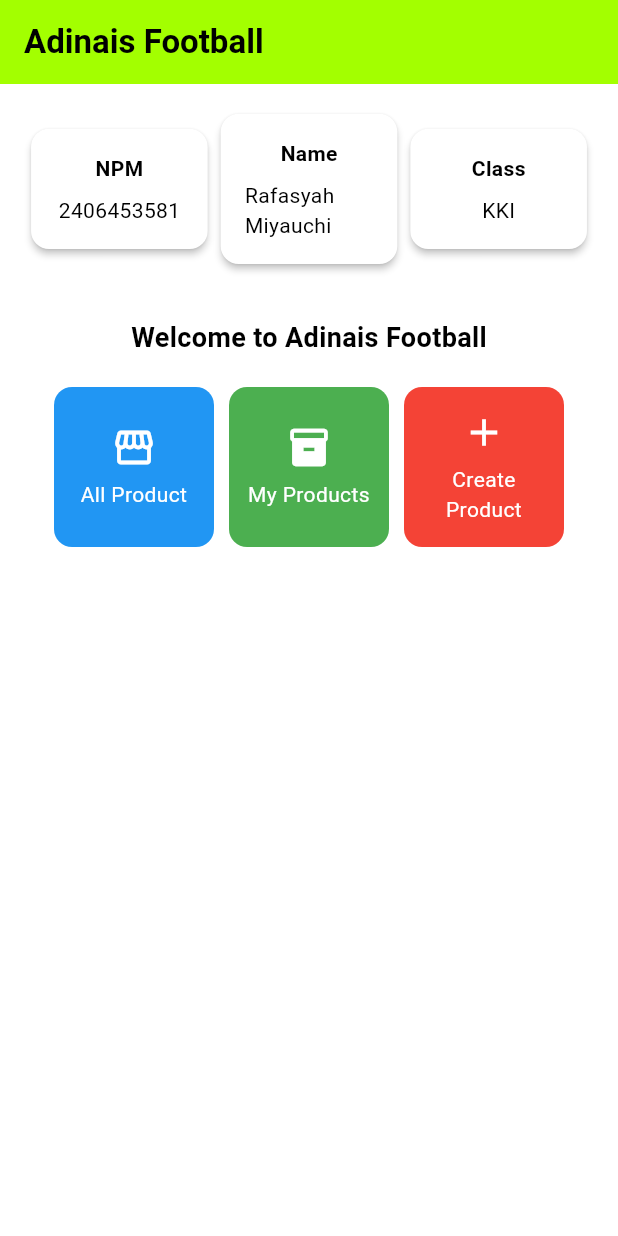
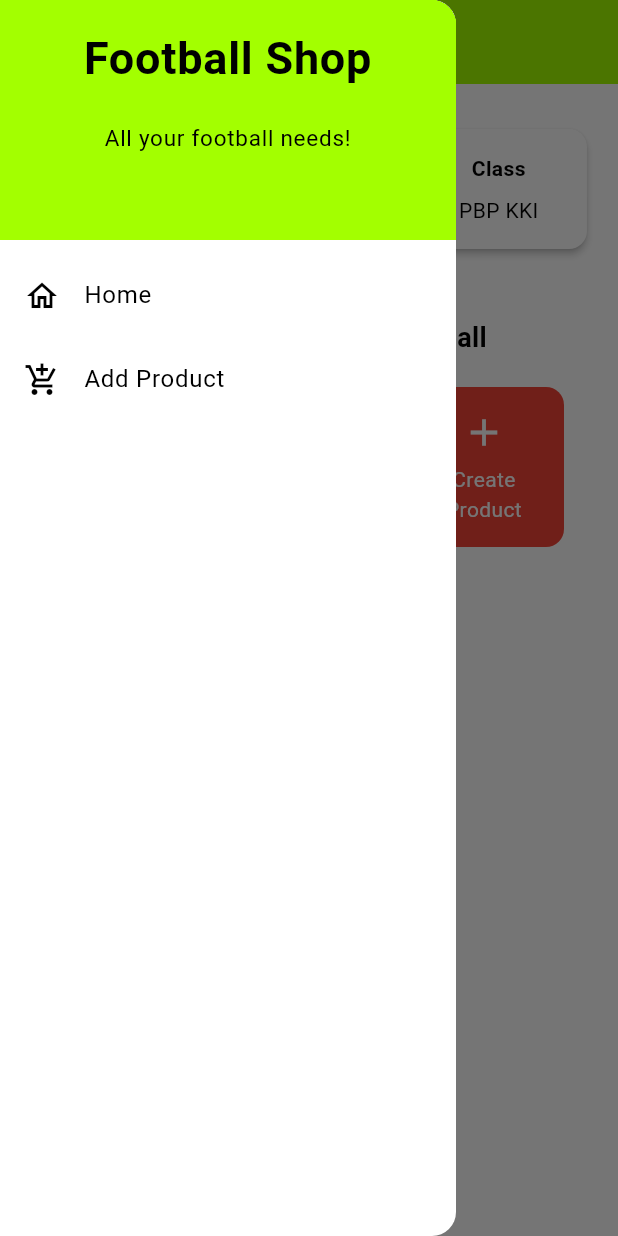
Before and after one commit to RafaMiyauchi/adinais_football_mobile, a Flutter app: the screen it shows after launch, with the side drawer open (before the commit the screen has no drawer), on a phone screen of 412 x 824 dp. Run offline on Flutter 3.47's test engine with Material 3 defaults, Android fonts, the phone set to English and light mode, and no system bars.

Commit message:
Finished with Assignment 08

```diff
--- a/lib/main.dart
+++ b/lib/main.dart
@@ -1,5 +1,5 @@
 import 'package:flutter/material.dart';
-import 'package:adinais_football/menu.dart'; // Make sure this matches your project name
+import 'package:adinais_football/screens/menu.dart';
 
 void main() {
   runApp(const MyApp());
@@ -11,7 +11,7 @@ class MyApp extends StatelessWidget {
   @override
   Widget build(BuildContext context) {
     return MaterialApp(
-      title: 'Flutter Demo',
+      title: 'Football Shop',
       theme: ThemeData(
         colorScheme: ColorScheme.fromSwatch(primarySwatch: Colors.blue)
             .copyWith(secondary: Colors.blueAccent[400]),
--- a/lib/menu.dart
+++ /dev/null
@@ -1,166 +0,0 @@
-import 'package:flutter/material.dart'; // Import statement required
-
-// This is the new class from Assignment 7, modified from the tutorial
-class ItemHomepage {
-  final String name;
-  final IconData icon;
-  final Color color; // Added for Assignment 7
-
-  ItemHomepage(this.name, this.icon, this.color); // Updated constructor
-}
-
-// This class definition is from the tutorial
-class InfoCard extends StatelessWidget {
-  final String title;
-  final String content;
-
-  const InfoCard({super.key, required this.title, required this.content});
-
-  @override
-  Widget build(BuildContext context) {
-    return Card(
-      elevation: 2.0,
-      child: Container(
-        width: MediaQuery.of(context).size.width / 3.5,
-        padding: const EdgeInsets.all(16.0),
-        child: Column(
-          children: [
-            Text(
-              title,
-              style: const TextStyle(fontWeight: FontWeight.bold),
-            ),
-            const SizedBox(height: 8.0),
-            Text(content),
-          ],
-        ),
-      ),
-    );
-  }
-}
-
-// This class definition is from the tutorial
-class ItemCard extends StatelessWidget {
-  final ItemHomepage item;
-
-  const ItemCard(this.item, {super.key}); // Constructor
-
-  @override
-  Widget build(BuildContext context) {
-    return Material(
-      // The color is now based on the item.color property from Assignment 7
-      color: item.color,
-      borderRadius: BorderRadius.circular(12),
-      child: InkWell(
-        onTap: () {
-          // The SnackBar text is updated for Assignment 7
-          ScaffoldMessenger.of(context)
-            ..hideCurrentSnackBar()
-            ..showSnackBar(SnackBar(
-                content: Text("You have pressed the ${item.name} button")));
-        },
-        child: Container(
-          padding: const EdgeInsets.all(8),
-          child: Center(
-            child: Column(
-              mainAxisAlignment: MainAxisAlignment.center,
-              children: [
-                Icon(
-                  item.icon,
-                  color: Colors.white,
-                  size: 30.0,
-                ),
-                const Padding(padding: EdgeInsets.all(3)),
-                Text(
-                  item.name,
-                  textAlign: TextAlign.center,
-                  style: const TextStyle(color: Colors.white),
-                ),
-              ],
-            ),
-          ),
-        ),
-      ),
-    );
-  }
-}
-
-// This is the main page widget from the tutorial
-class MyHomePage extends StatelessWidget {
-  MyHomePage({super.key});
-
-  // Variables for the InfoCard
-  final String nama = "Rafasyah Miyauchi";
-  final String npm = "2406453581";
-  final String kelas = "KKI";
-
-  // This is the new list of items for Assignment 7
-  final List<ItemHomepage> items = [
-    ItemHomepage("All Product", Icons.storefront, Colors.blue),
-    ItemHomepage("My Products", Icons.inventory, Colors.green),
-    ItemHomepage("Create Product", Icons.add, Colors.red),
-  ];
-
-  @override
-  Widget build(BuildContext context) {
-    return Scaffold(
-      appBar: AppBar(
-        title: const Text(
-          'Adinais Football',
-          style: TextStyle(
-            color: Colors.black,
-            fontWeight: FontWeight.bold,
-          ),
-        ),
-       backgroundColor: const Color.fromARGB(255, 163, 255, 0),
-      ),
-      body: Padding(
-        padding: const EdgeInsets.all(16.0),
-        child: Column(
-          crossAxisAlignment: CrossAxisAlignment.center,
-          children: [
-            // Row for the InfoCards
-            Row(
-              mainAxisAlignment: MainAxisAlignment.spaceEvenly,
-              children: [
-                InfoCard(title: 'NPM', content: npm),
-                InfoCard(title: 'Name', content: nama),
-                InfoCard(title: 'Class', content: kelas),
-              ],
-            ),
-            const SizedBox(height: 16.0),
-            // Center for the rest of the content
-            Center(
-              child: Column(
-                children: [
-                  const Padding(
-                    padding: EdgeInsets.only(top: 16.0),
-                    child: Text(
-                      'Welcome to Adinais Football', // Updated welcome text
-                      style: TextStyle(
-                        fontWeight: FontWeight.bold,
-                        fontSize: 18.0,
-                      ),
-                    ),
-                  ),
-                  // GridView for the ItemCards
-                  GridView.count(
-                    primary: true,
-                    padding: const EdgeInsets.all(20),
-                    crossAxisSpacing: 10,
-                    mainAxisSpacing: 10,
-                    crossAxisCount: 3,
-                    shrinkWrap: true,
-                    children: items.map((ItemHomepage item) {
-                      // Creates an ItemCard for each item in the list
-                      return ItemCard(item);
-                    }).toList(),
-                  ),
-                ],
-              ),
-            ),
-          ],
-        ),
-      ),
-    );
-  }
-}
--- /dev/null
+++ b/lib/screens/menu.dart
@@ -0,0 +1,113 @@
+import 'package:flutter/material.dart';
+import 'package:adinais_football/widgets/left_drawer.dart';
+import 'package:adinais_football/widgets/product_card.dart';
+
+class InfoCard extends StatelessWidget {
+  final String title;
+  final String content;
+
+  const InfoCard({super.key, required this.title, required this.content});
+
+  @override
+  Widget build(BuildContext context) {
+    return Card(
+      elevation: 2.0,
+      child: Container(
+        width: MediaQuery.of(context).size.width / 3.5,
+        padding: const EdgeInsets.all(16.0),
+        child: Column(
+          children: [
+            Text(
+              title,
+              style: const TextStyle(fontWeight: FontWeight.bold),
+            ),
+            const SizedBox(height: 8.0),
+            Text(content),
+          ],
+        ),
+      ),
+    );
+  }
+}
+
+class MyHomePage extends StatelessWidget {
+  MyHomePage({super.key});
+
+  final String nama = "Rafasyah Miyauchi";
+  final String npm = "2406453581";
+  final String kelas = "PBP KKI";
+
+  // The list now uses the ShopItem class
+  final List<ShopItem> items = [
+    ShopItem("All Product", Icons.storefront, Colors.blue),
+    ShopItem("My Products", Icons.inventory, Colors.green),
+    ShopItem("Create Product", Icons.add, Colors.red), // Using the + icon
+  ];
+
+  @override
+  Widget build(BuildContext context) {
+    return Scaffold(
+      appBar: AppBar(
+        title: const Text(
+          'Football Shop',
+          style: TextStyle(
+            color: Color.fromARGB(255, 0, 0, 0),
+            fontWeight: FontWeight.bold,
+          ),
+        ),
+        // Use your custom color
+        backgroundColor: const Color.fromARGB(255, 163, 255, 0),
+        foregroundColor: const Color.fromARGB(255, 0, 0, 0),
+      ),
+      // Add the new drawer
+      drawer: const LeftDrawer(),
+      body: Padding(
+        padding: const EdgeInsets.all(16.0),
+        child: Column(
+          crossAxisAlignment: CrossAxisAlignment.center,
+          children: [
+            // Row for the InfoCards
+            Row(
+              mainAxisAlignment: MainAxisAlignment.spaceEvenly,
+              children: [
+                InfoCard(title: 'NPM', content: npm),
+                InfoCard(title: 'Name', content: nama),
+                InfoCard(title: 'Class', content: kelas),
+              ],
+            ),
+            const SizedBox(height: 16.0),
+            // Center for the rest of the content
+            Center(
+              child: Column(
+                children: [
+                  const Padding(
+                    padding: EdgeInsets.only(top: 16.0),
+                    child: Text(
+                      'Welcome to Adinais Football',
+                      style: TextStyle(
+                        fontWeight: FontWeight.bold,
+                        fontSize: 18.0,
+                      ),
+                    ),
+                  ),
+                  // GridView now uses the new ProductCard widget
+                  GridView.count(
+                    primary: true,
+                    padding: const EdgeInsets.all(20),
+                    crossAxisSpacing: 10,
+                    mainAxisSpacing: 10,
+                    crossAxisCount: 3,
+                    shrinkWrap: true,
+                    children: items.map((ShopItem item) {
+                      return ProductCard(item);
+                    }).toList(),
+                  ),
+                ],
+              ),
+            ),
+          ],
+        ),
+      ),
+    );
+  }
+}
--- /dev/null
+++ b/lib/widgets/left_drawer.dart
@@ -0,0 +1,71 @@
+import 'package:flutter/material.dart';
+import 'package:adinais_football/screens/menu.dart';
+import 'package:adinais_football/screens/product_form.dart';
+
+class LeftDrawer extends StatelessWidget {
+  const LeftDrawer({super.key});
+
+  @override
+  Widget build(BuildContext context) {
+    return Drawer(
+      child: ListView(
+        children: [
+          const DrawerHeader(
+            decoration: BoxDecoration(
+              color: Color.fromARGB(255, 163, 255, 0),
+            ),
+            child: Column(
+              children: [
+                Text(
+                  'Football Shop',
+                  textAlign: TextAlign.center,
+                  style: TextStyle(
+                    fontSize: 30,
+                    fontWeight: FontWeight.bold,
+                    color: Color.fromARGB(255, 0, 0, 0),
+                  ),
+                ),
+                Padding(padding: EdgeInsets.all(10)),
+                Text(
+                  "All your football needs!",
+                  textAlign: TextAlign.center,
+                  style: TextStyle(
+                    fontSize: 15,
+                    color: Color.fromARGB(255, 0, 0, 0),
+                    fontWeight: FontWeight.normal,
+                  ),
+                ),
+              ],
+            ),
+          ),
+          // Link to Home Page
+          ListTile(
+            leading: const Icon(Icons.home_outlined),
+            title: const Text('Home'),
+            // When tapped, navigate to the Home Page
+            onTap: () {
+              Navigator.pushReplacement(
+                  context,
+                  MaterialPageRoute(
+                    builder: (context) => MyHomePage(),
+                  ));
+            },
+          ),
+          // Link to Add Product Page
+          ListTile(
+            leading: const Icon(Icons.add_shopping_cart),
+            title: const Text('Add Product'),
+            // When tapped, navigate to the Form Page
+            onTap: () {
+              Navigator.push(
+                  context,
+                  MaterialPageRoute(
+                    builder: (context) => const ProductFormPage(),
+                  ));
+            },
+          ),
+        ],
+      ),
+    );
+  }
+}
--- /dev/null
+++ b/lib/widgets/product_card.dart
@@ -0,0 +1,64 @@
+import 'package:flutter/material.dart';
+import 'package:adinais_football/screens/product_form.dart';
+
+class ShopItem {
+  final String name;
+  final IconData icon;
+  final Color color;
+
+  ShopItem(this.name, this.icon, this.color);
+}
+
+class ProductCard extends StatelessWidget {
+  final ShopItem item;
+
+  const ProductCard(this.item, {super.key});
+
+  @override
+  Widget build(BuildContext context) {
+    return Material(
+      color: item.color,
+      borderRadius: BorderRadius.circular(12),
+      child: InkWell(
+        onTap: () {
+          // Show a SnackBar
+          ScaffoldMessenger.of(context)
+            ..hideCurrentSnackBar()
+            ..showSnackBar(SnackBar(
+                content: Text("You have pressed the ${item.name} button")));
+
+          // NAVIGATION LOGIC
+          // If the button is "Create Product" (or "Add Product"), navigate
+          if (item.name == "Create Product") {
+            Navigator.push(
+                context,
+                MaterialPageRoute(
+                  builder: (context) => const ProductFormPage(),
+                ));
+          }
+        },
+        child: Container(
+          padding: const EdgeInsets.all(8),
+          child: Center(
+            child: Column(
+              mainAxisAlignment: MainAxisAlignment.center,
+              children: [
+                Icon(
+                  item.icon,
+                  color: Colors.white,
+                  size: 30.0,
+                ),
+                const Padding(padding: EdgeInsets.all(3)),
+                Text(
+                  item.name,
+                  textAlign: TextAlign.center,
+                  style: const TextStyle(color: Colors.white),
+                ),
+              ],
+            ),
+          ),
+        ),
+      ),
+    );
+  }
+}
```
Also changed, not shown: lib/screens/product_form.dart (added, +178 -0 lines), 2 other files.
